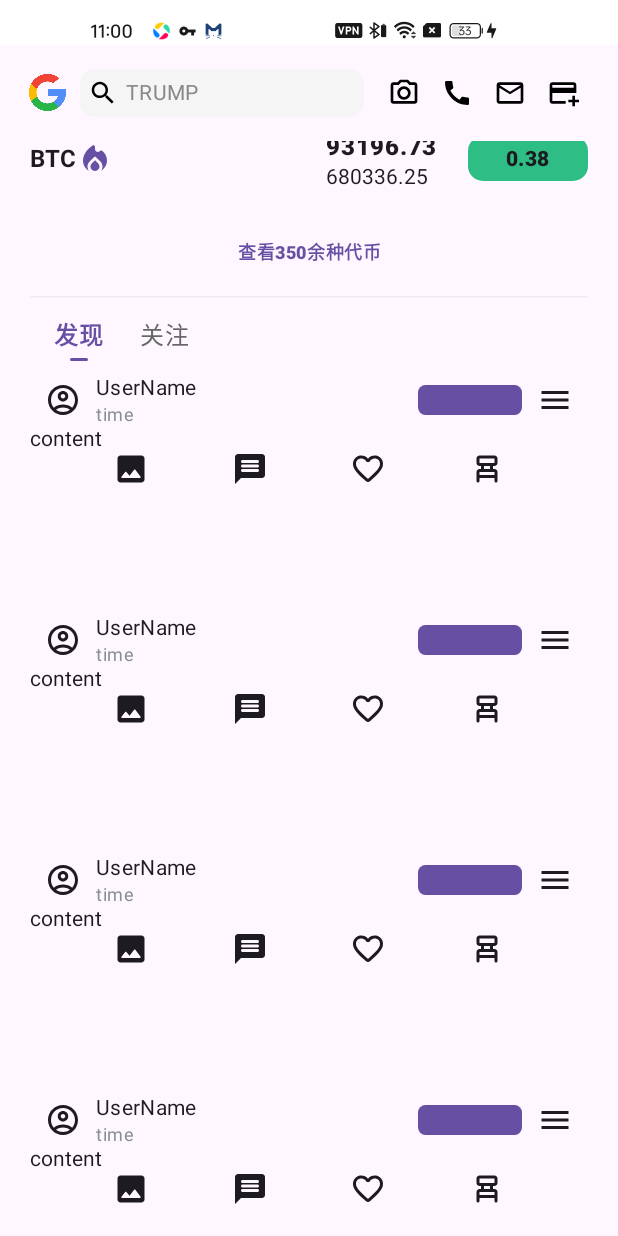
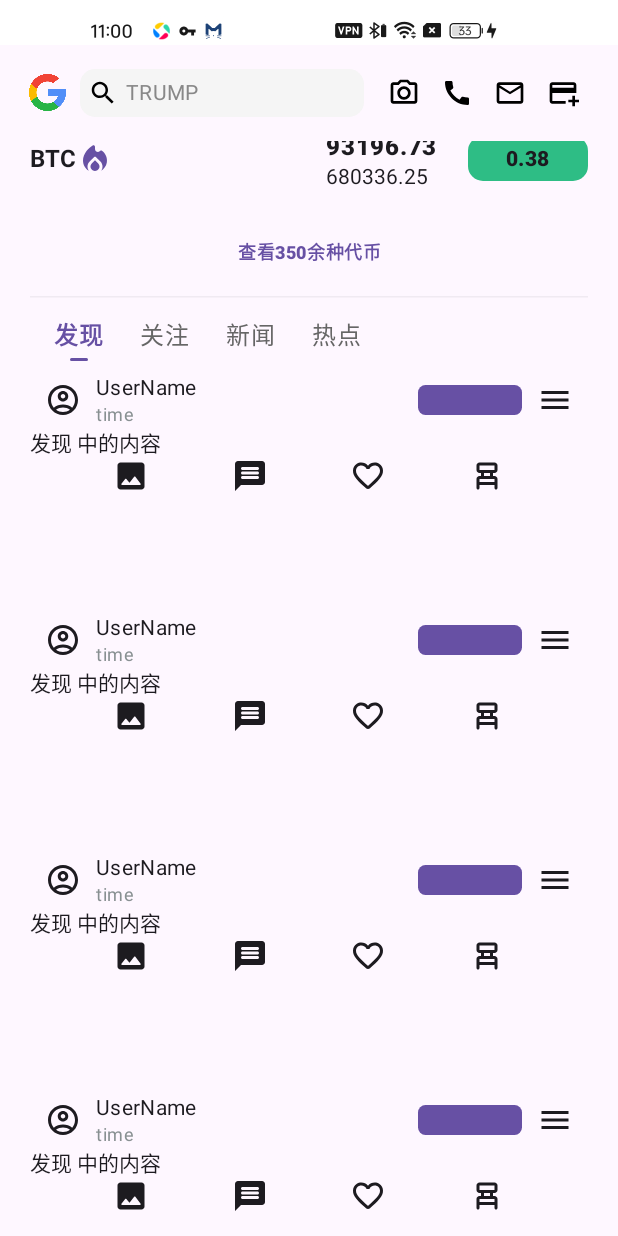
Before and after one commit to aidaole/BiAn, an Android app built with Jetpack Compose: the @Preview function HomePagePreview, scrolled down 510 dp, on a phone screen of 412 x 824 dp. Run offline under Robolectric (Android 15) with nearby library versions, the phone set to English and light mode, and no system bars; our stand-ins replace Dagger/Hilt's generated code.

Commit message:
[内部tabpager, 切换tab时状态被重置]

```diff
--- a/app/src/main/java/com/aidaole/bian/features/home/widget/FeedExploreItemWidget.kt
+++ b/app/src/main/java/com/aidaole/bian/features/home/widget/FeedExploreItemWidget.kt
@@ -30,15 +30,16 @@ import androidx.compose.ui.tooling.preview.Preview
 import androidx.compose.ui.unit.dp
 import androidx.compose.ui.unit.sp
 import com.aidaole.bian.core.theme.TextGray
+import com.aidaole.bian.features.home.data.FeedTabInfo
 
 @Preview
 @Composable
-fun FeedExploreitemWidgetPreview(modifier: Modifier = Modifier) {
-    FeedExploreItemWidget()
+fun FeedExploreItemWidgetPreview(modifier: Modifier = Modifier) {
+    FeedExploreItemWidget(feedTabInfo = FeedTabInfo(1, "关注"))
 }
 
 @Composable
-fun FeedExploreItemWidget(modifier: Modifier = Modifier) {
+fun FeedExploreItemWidget(modifier: Modifier = Modifier, feedTabInfo: FeedTabInfo) {
     Column(
         modifier = modifier.height(150.dp),
     ) {
@@ -65,7 +66,7 @@ fun FeedExploreItemWidget(modifier: Modifier = Modifier) {
             Spacer(Modifier.width(10.dp))
         }
 
-        Text("content")
+        Text("${feedTabInfo.name} 中的内容")
 
         Row(
             modifier = Modifier.fillMaxWidth(), horizontalArrangement = Arrangement.SpaceEvenly
--- a/app/src/main/java/com/aidaole/bian/features/home/widget/FeedListContent.kt
+++ b/app/src/main/java/com/aidaole/bian/features/home/widget/FeedListContent.kt
@@ -15,7 +15,7 @@ import androidx.compose.foundation.layout.offset
 import androidx.compose.foundation.layout.padding
 import androidx.compose.foundation.layout.width
 import androidx.compose.foundation.lazy.LazyColumn
-import androidx.compose.foundation.lazy.rememberLazyListState
+import androidx.compose.foundation.lazy.LazyListState
 import androidx.compose.foundation.pager.HorizontalPager
 import androidx.compose.foundation.pager.PagerState
 import androidx.compose.foundation.pager.rememberPagerState
@@ -24,6 +24,7 @@ import androidx.compose.material3.Text
 import androidx.compose.runtime.Composable
 import androidx.compose.runtime.remember
 import androidx.compose.runtime.rememberCoroutineScope
+import androidx.compose.runtime.saveable.rememberSaveable
 import androidx.compose.ui.Alignment
 import androidx.compose.ui.Modifier
 import androidx.compose.ui.composed
@@ -51,6 +52,8 @@ fun FeedListPagers(
     val tabTitles = listOf(
         FeedTabInfo(0, "发现"),
         FeedTabInfo(1, "关注"),
+        FeedTabInfo(2, "新闻"),
+        FeedTabInfo(3, "热点"),
     )
     val pagerState = rememberPagerState { tabTitles.size }
     val coroutineScope = rememberCoroutineScope()
@@ -81,16 +84,22 @@ private fun TabContent(
     feedTabInfo: FeedTabInfo,
     outDispatcher: NestedScrollDispatcher
 ) {
-    val listState = rememberLazyListState()
+    val listState = rememberSaveable(
+        key = feedTabInfo.id.toString(),
+        saver = LazyListState.Saver
+    ) {
+        LazyListState()
+    }
 
     Log.d(TAG, "TabContent: $isStickyHeaderPinned")
     LazyColumn(
         state = listState,
         modifier = Modifier
             .fillMaxSize()
-            .nestedScroll(object: NestedScrollConnection {
+            .nestedScroll(object : NestedScrollConnection {
                 override fun onPreScroll(available: Offset, source: NestedScrollSource): Offset {
-                    if (!isStickyHeaderPinned){
+                    if (!isStickyHeaderPinned) {
+                        Log.d(TAG, "onPreScroll: $available")
                         val parentCustom = outDispatcher.dispatchPreScroll(available, source)
                         return parentCustom
                     } else {
@@ -100,7 +109,7 @@ private fun TabContent(
             })
     ) {
         items(50) {
-            FeedExploreItemWidget()
+            FeedExploreItemWidget(feedTabInfo = feedTabInfo)
             Spacer(Modifier.height(10.dp))
         }
     }
```
